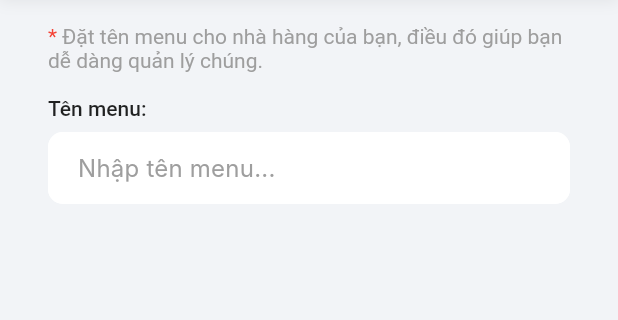
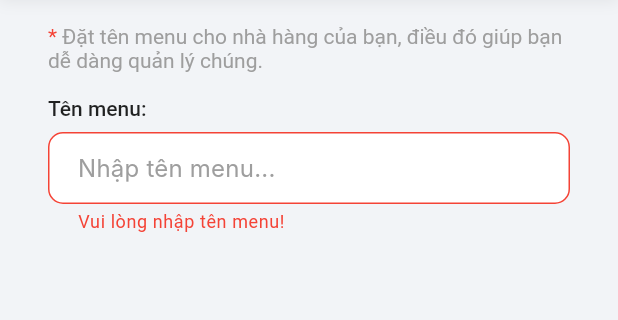
Before and after one commit to xuantruongg03/restaurant_manager_mobile, a Flutter app: the AddMenuScreen screen opened by its route, after a tap on "Thêm", on a phone screen of 412 x 824 dp, the part 102-422 px from its top. Run offline on Flutter 3.47's test engine with Material 3 defaults, Android fonts, the phone set to English and light mode, and no system bars; our stand-ins replace flutter_dotenv, get, image_picker, marquee, phosphor_flutter, qr_flutter and 2 more; missing offline and left inert: encrypt; accounts and stored records are empty; Roboto replaces fonts that are missing (Inter).

Commit message:
edit name menu modal

```diff
--- a/lib/data/repositories/foods/food_repository.dart
+++ b/lib/data/repositories/foods/food_repository.dart
@@ -77,7 +77,7 @@ class FoodRepository {
       });
       print('response: $response');
       if (response['success'] == true) {
-        final data = response['data'];
+        final data = response['data']['data'];
         if (data is Map) {
           return FoodModel.fromJson(data as Map<String, dynamic>);
         } else {
--- a/lib/main.dart
+++ b/lib/main.dart
@@ -1,5 +1,3 @@
-import 'dart:io';
-
 import 'package:flutter/material.dart';
 import 'package:flutter/services.dart';
 import 'package:get/get.dart';
--- a/lib/presentation/controllers/menus/add_menu_controller.dart
+++ b/lib/presentation/controllers/menus/add_menu_controller.dart
@@ -8,11 +8,11 @@ class AddMenuController extends GetxController {
 
   AddMenuController({required this.repository});
 
-  final formKey = GlobalKey<FormState>();
+  final key = GlobalKey<FormState>();
   final TextEditingController nameController = TextEditingController();
 
   void addMenu() async {
-    if (formKey.currentState!.validate()) {
+    if (key.currentState!.validate()) {
       final response = await repository.createMenu(nameController.text);
       if (response != null) {
         Get.find<MenusController>().fetchMenuItems();
--- a/lib/presentation/controllers/menus/menu_controller.dart
+++ b/lib/presentation/controllers/menus/menu_controller.dart
@@ -1,3 +1,4 @@
+import 'package:flutter/material.dart';
 import 'package:get/get.dart';
 import 'package:restaurant_manager_mobile/data/models/menus/menu_modal.dart';
 import 'package:restaurant_manager_mobile/data/repositories/menus/menu_repository.dart';
@@ -8,7 +9,9 @@ class MenusController extends GetxController {
   MenusController({required this.repository});
 
   final RxList<MenuModel> menuItems = <MenuModel>[].obs;
+  final filterOptions = ['Tất cả', 'Hoạt động', 'Không HĐ'].obs;
   final RxBool isLoading = false.obs;
+  final RxBool isUpdating = false.obs;
   final RxString error = ''.obs;
   final RxString selectedFilter = 'Tất cả'.obs;
   final RxBool sorted = false.obs;
@@ -36,11 +39,30 @@ class MenusController extends GetxController {
     }
   }
 
+  Future<void> updateNameMenu(String idMenu, String nameMenu) async {
+    isUpdating.value = true;
+    final response = await repository.updateMenu(idMenu, nameMenu);
+    if (response == null) {
+      ScaffoldMessenger.of(Get.context!).showSnackBar(
+        const SnackBar(content: Text('Cập nhật tên menu thất bại')),
+      );
+      return;
+    }
+    ScaffoldMessenger.of(Get.context!).showSnackBar(
+      const SnackBar(content: Text('Cập nhật tên menu thành công')),
+    );
+    fetchMenuItems();
+    Get.back();
+    isUpdating.value = false;
+  }
+
   List<MenuModel> get filteredMenuItems {
     if (selectedFilter.value == 'Tất cả') return menuItems;
-    return menuItems.where((item) =>
-      selectedFilter.value == 'Hoạt động' ? item.status == 'active' : item.status == 'inactive'
-    ).toList();
+    return menuItems
+        .where((item) => selectedFilter.value == 'Hoạt động'
+            ? item.status == 'active'
+            : item.status == 'inactive')
+        .toList();
   }
 
   List<MenuModel> get sortedMenuItems {
--- a/lib/presentation/screens/menu/add_menu_screen.dart
+++ b/lib/presentation/screens/menu/add_menu_screen.dart
@@ -73,7 +73,9 @@ class AddMenuScreen extends GetView<AddMenuController> {
                           ),
                         ),
                         const SizedBox(height: 8),
-                        TextFieldCustom(
+                        Form(
+                            key: controller.key,
+                            child: TextFieldCustom(
                               controller: controller.nameController,
                               hintText: 'Nhập tên menu...',
                               validator: (value) {
@@ -82,7 +84,7 @@ class AddMenuScreen extends GetView<AddMenuController> {
                                 }
                                 return null;
                               },
-                        ),
+                            )),
                       ],
                     ),
                   ),
--- a/lib/presentation/widgets/textfield_custom.dart
+++ b/lib/presentation/widgets/textfield_custom.dart
@@ -9,6 +9,13 @@ class TextFieldCustom extends StatelessWidget {
   final String? Function(String?)? validator;
   final String? errorText;
   final Function(String)? onChanged;
+  final Color? backgroundColor;
+  final OutlineInputBorder? border;
+  final OutlineInputBorder? focusedBorder;
+  final OutlineInputBorder? enabledBorder;
+  final OutlineInputBorder? errorBorder;
+  final OutlineInputBorder? focusedErrorBorder;
+  final Color? hintTextColor;
 
   const TextFieldCustom({
     super.key,
@@ -20,6 +27,13 @@ class TextFieldCustom extends StatelessWidget {
     this.validator,
     this.errorText,
     this.onChanged,
+    this.backgroundColor,
+    this.border,
+    this.focusedBorder,
+    this.enabledBorder,
+    this.errorBorder,
+    this.focusedErrorBorder,
+    this.hintTextColor,
   });
 
   @override
@@ -31,16 +45,16 @@ class TextFieldCustom extends StatelessWidget {
       decoration: InputDecoration(
         prefixIcon: prefixIcon != null ? Icon(prefixIcon) : null,
         hintText: hintText,
-        fillColor: Colors.white,
-        border: OutlineInputBorder(
+        fillColor: backgroundColor ?? Colors.white,
+        border: border ?? OutlineInputBorder(
+          borderRadius: BorderRadius.circular(10),
+          borderSide: const BorderSide(color: Colors.white),
+          ),
+        enabledBorder: enabledBorder ?? OutlineInputBorder(
           borderRadius: BorderRadius.circular(10),
           borderSide: const BorderSide(color: Colors.white),
         ),
-        enabledBorder: OutlineInputBorder(
-          borderRadius: BorderRadius.circular(10),
-          borderSide: const BorderSide(color: Colors.white),
-        ),
-        focusedBorder: OutlineInputBorder(
+        focusedBorder: focusedBorder ?? OutlineInputBorder(
           borderRadius: BorderRadius.circular(10),
           borderSide: const BorderSide(color: Colors.blue),
         ),
@@ -48,19 +62,19 @@ class TextFieldCustom extends StatelessWidget {
           horizontal: 16,
           vertical: 12,
         ),
-        hintStyle: const TextStyle(
-          color: Colors.grey,
+        hintStyle: TextStyle(
+          color: hintTextColor ?? Colors.grey,
         ),
         suffixIcon: suffixIcon,
         errorStyle: const TextStyle(
           color: Colors.red,
           fontSize: 12,
         ),
-        errorBorder: OutlineInputBorder(
+        errorBorder: errorBorder ?? OutlineInputBorder(
           borderRadius: BorderRadius.circular(10),
           borderSide: const BorderSide(color: Colors.red),
-        ),
-        focusedErrorBorder: OutlineInputBorder(
+          ),
+        focusedErrorBorder: focusedErrorBorder ?? OutlineInputBorder(
           borderRadius: BorderRadius.circular(10),
           borderSide: const BorderSide(color: Colors.red),
         ),
```
Also changed, not shown: lib/data/repositories/menus/menu_repository.dart (+27 -0 lines), lib/presentation/screens/menu/menu_screen.dart (+9 -2 lines), lib/presentation/screens/modals/edit_name_menu_modal.dart (added, +161 -0 lines). Lines whose indentation alone changed are shown as unchanged.
